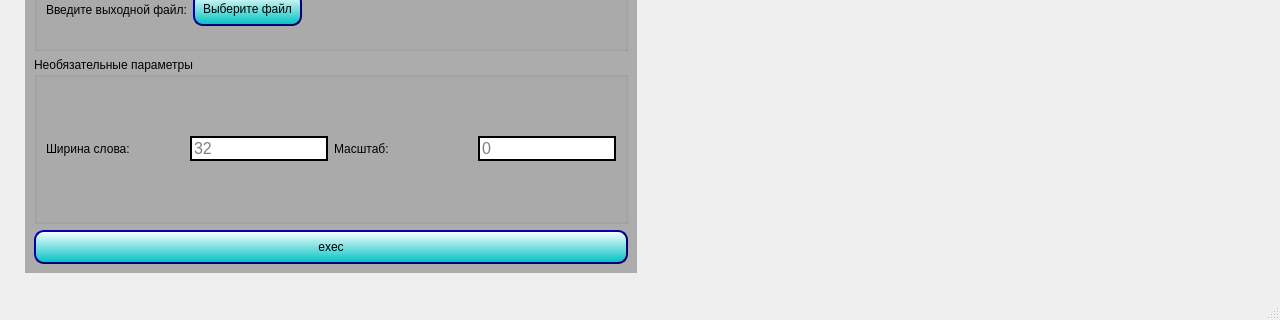
Qt form ui/main_window.ui (DarthAkiraNihil/AricoGui) before a commit; both pictures show x 0 to 1280 and y 400 to 720 of the 1280 by 720 pixel window.
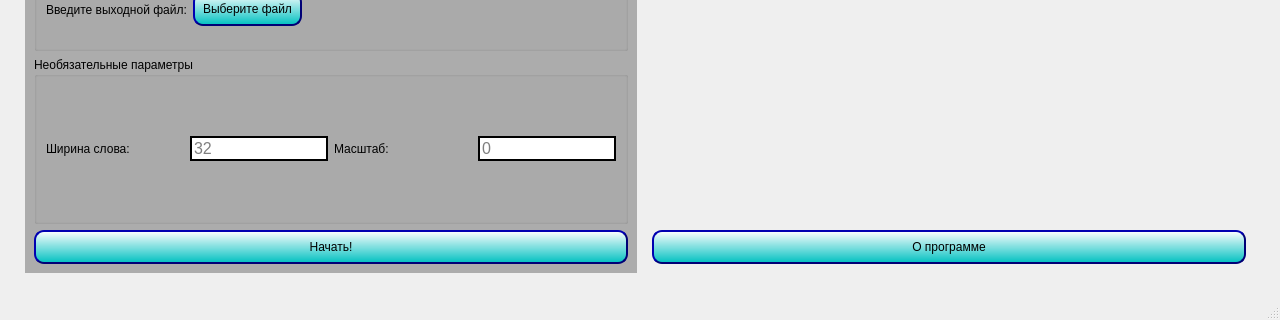
The same form after that commit. Icons and pictures are not drawn.

```diff
--- a/ui/main_window.ui
+++ b/ui/main_window.ui
@@ -314,7 +314,7 @@
            <item>
             <widget class="QPushButton" name="buttonExecute">
              <property name="text">
-              <string>exec</string>
+              <string>Начать!</string>
              </property>
              <property name="checkable">
               <bool>false</bool>
@@ -327,7 +327,49 @@
        </widget>
       </item>
       <item>
-       <widget class="QWidget" name="widget_2" native="true"/>
+       <widget class="QWidget" name="widget_2" native="true">
+        <layout class="QVBoxLayout" name="verticalLayout_2">
+         <item>
+          <widget class="QWidget" name="widget" native="true"/>
+         </item>
+         <item>
+          <widget class="QPushButton" name="buttonAbout">
+           <property name="styleSheet">
+            <string notr="true">QPushButton {
+	background-color: qlineargradient(spread:pad, x1:0, y1:0, x2:0, y2:1, stop:0 rgba(255, 255, 255, 255), stop:1 rgba(0, 192, 192, 255));
+	border-style: outset;
+    border-width: 2px;
+    border-radius: 10px;
+    border-color: rgb(0, 0, 118);
+	color: black;
+}
+
+QPushButton:pressed {
+	background-color: rgb(0, 255, 0);
+	border-style: outset;
+    border-width: 2px;
+    border-radius: 10px;
+    border-color: rgb(0, 0, 118);
+	color: black;
+}
+
+QPushButton:hover {
+	background-color: rgb(197, 255, 209);
+	border-style: outset;
+    border-width: 2px;
+    border-radius: 10px;
+    border-color: rgb(0, 0, 118);
+	color: black;
+}
+</string>
+           </property>
+           <property name="text">
+            <string>О программе</string>
+           </property>
+          </widget>
+         </item>
+        </layout>
+       </widget>
       </item>
      </layout>
     </item>
```
